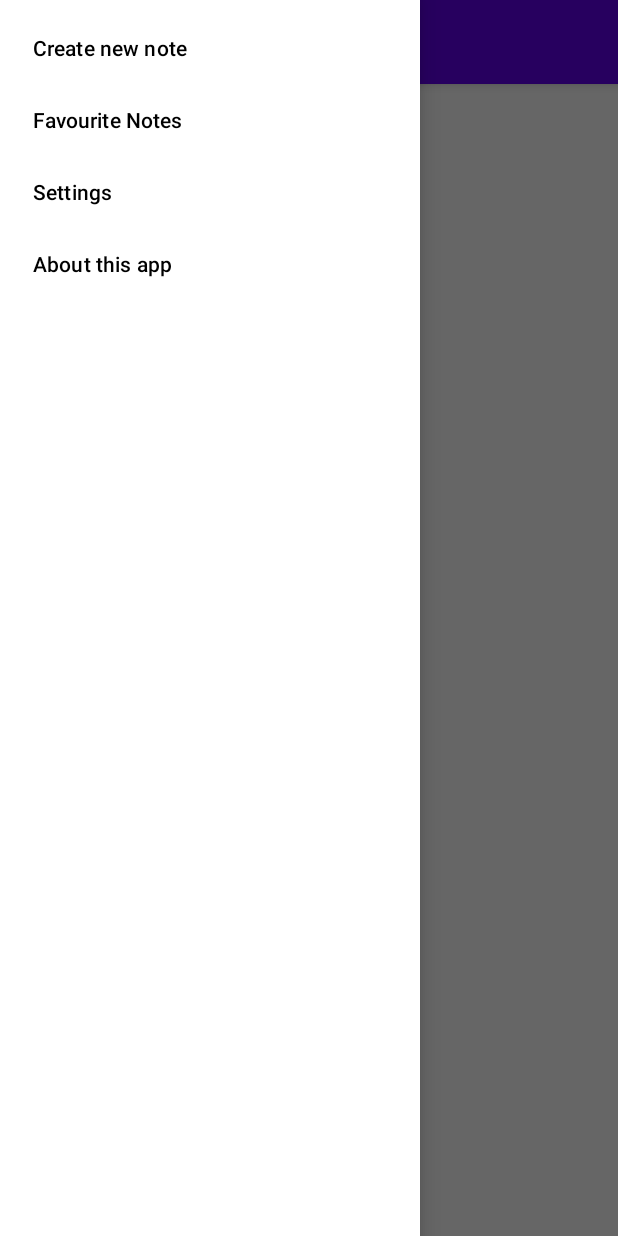
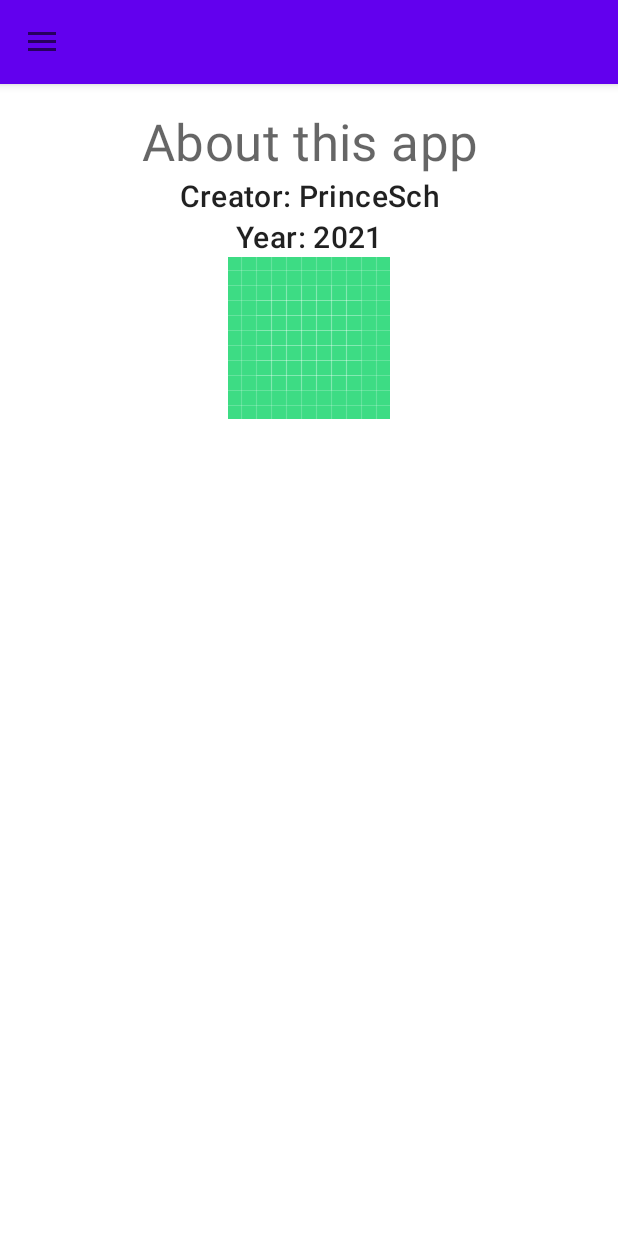
Before and after one commit to PrinceSch/MyNoteApp, an Android app: the screen it shows after launch (MainActivity), in the side drawer, after a tap on "About this app", on a phone screen of 412 x 824 dp. Run offline under Robolectric (Android 15) with nearby library versions, the phone set to English and light mode, and no system bars.

Commit message:
добавьте в боковое навигационное меню хотя бы один экран, например «Настройки» или «О приложении».

```diff
--- a/app/src/main/java/ru/geeekbrains/mynoteapp/MainActivity.java
+++ b/app/src/main/java/ru/geeekbrains/mynoteapp/MainActivity.java
@@ -5,6 +5,7 @@ import androidx.appcompat.app.ActionBar;
 import androidx.appcompat.app.ActionBarDrawerToggle;
 import androidx.appcompat.app.AppCompatActivity;
 import androidx.appcompat.widget.Toolbar;
+import androidx.core.view.GravityCompat;
 import androidx.drawerlayout.widget.DrawerLayout;
 
 import android.content.Intent;
@@ -15,6 +16,7 @@ import android.widget.Toast;
 import com.google.android.material.navigation.NavigationView;
 
 import ru.geeekbrains.mynoteapp.domain.Note;
+import ru.geeekbrains.mynoteapp.ui.AboutFragment;
 import ru.geeekbrains.mynoteapp.ui.NoteDetailActivity;
 import ru.geeekbrains.mynoteapp.ui.NoteDetailFragment;
 import ru.geeekbrains.mynoteapp.ui.NoteListFragment;
@@ -50,29 +52,38 @@ public class MainActivity extends AppCompatActivity implements NoteListFragment.
         drawerLayout.addDrawerListener(toggle);
         toggle.syncState();
 
+        getSupportFragmentManager()
+                .beginTransaction()
+                .add(R.id.notes_fragment, new NoteListFragment(), "NoteListFragment")
+                .commit();
+
         NavigationView navigationView = findViewById(R.id.menu_view);
         navigationView.setNavigationItemSelectedListener(new NavigationView.OnNavigationItemSelectedListener() {
             @Override
             public boolean onNavigationItemSelected(@NonNull MenuItem item) {
+                drawerLayout.closeDrawer(GravityCompat.START);
 
                 if(item.getItemId() == R.id.new_note){
                     Toast.makeText(getApplicationContext(), R.string.create_new_note, Toast.LENGTH_SHORT).show();
+                    return true;
                 } else if (item.getItemId() == R.id.favourites){
                     Toast.makeText(getApplicationContext(), R.string.favourite_notes, Toast.LENGTH_SHORT).show();
+                    return true;
                 } else if (item.getItemId() == R.id.settings){
                     Toast.makeText(getApplicationContext(), R.string.settings, Toast.LENGTH_SHORT).show();
+                    return true;
                 } else if (item.getItemId() == R.id.about){
-                    Toast.makeText(getApplicationContext(), R.string.about, Toast.LENGTH_SHORT).show();
+                    getSupportFragmentManager()
+                            .beginTransaction()
+                            .replace(R.id.notes_fragment, new AboutFragment(), "AboutFragment")
+                            .addToBackStack(null)
+                            .commit();
+                    return true;
                 }
 
                 return false;
             }
         });
-
-        getSupportFragmentManager()
-                .beginTransaction()
-                .add(R.id.notes_fragment, new NoteListFragment(), "NoteListFragment")
-                .commit();
     }
 
     @Override
--- /dev/null
+++ b/app/src/main/java/ru/geeekbrains/mynoteapp/ui/AboutFragment.java
@@ -0,0 +1,32 @@
+package ru.geeekbrains.mynoteapp.ui;
+
+import android.os.Bundle;
+
+import androidx.fragment.app.Fragment;
+
+import android.view.LayoutInflater;
+import android.view.View;
+import android.view.ViewGroup;
+
+import ru.geeekbrains.mynoteapp.R;
+
+
+public class AboutFragment extends Fragment {
+
+    public AboutFragment() {
+        // Required empty public constructor
+    }
+
+
+    @Override
+    public void onCreate(Bundle savedInstanceState) {
+        super.onCreate(savedInstanceState);
+    }
+
+    @Override
+    public View onCreateView(LayoutInflater inflater, ViewGroup container,
+                             Bundle savedInstanceState) {
+
+        return inflater.inflate(R.layout.fragment_about, container, false);
+    }
+}
--- /dev/null
+++ b/app/src/main/res/layout/fragment_about.xml
@@ -0,0 +1,36 @@
+<?xml version="1.0" encoding="utf-8"?>
+<LinearLayout xmlns:android="http://schemas.android.com/apk/res/android"
+    xmlns:tools="http://schemas.android.com/tools"
+    android:layout_width="match_parent"
+    android:layout_height="match_parent"
+    android:orientation="vertical"
+    android:padding="@dimen/default_padding"
+    tools:context=".ui.AboutFragment">
+
+    <TextView
+        android:layout_width="match_parent"
+        android:layout_height="wrap_content"
+        android:text="@string/about"
+        style="@style/TextAppearance.MaterialComponents.Headline4"
+        android:gravity="center"/>
+
+    <TextView
+        android:layout_width="match_parent"
+        android:layout_height="wrap_content"
+        android:text="@string/creator"
+        style="@style/TextAppearance.MaterialComponents.Headline6"
+        android:gravity="center"/>
+    <TextView
+        android:layout_width="match_parent"
+        android:layout_height="wrap_content"
+        android:text="@string/year"
+        style="@style/TextAppearance.MaterialComponents.Headline6"
+        android:gravity="center"/>
+
+    <ImageView
+        android:layout_width="match_parent"
+        android:layout_height="wrap_content"
+        android:contentDescription="@string/about"
+        android:src="@drawable/ic_launcher_background" />
+
+</LinearLayout>
--- a/app/src/main/res/values/strings.xml
+++ b/app/src/main/res/values/strings.xml
@@ -18,4 +18,7 @@
     <string name="favourite_notes">Favourite Notes</string>
     <string name="settings">Settings</string>
     <string name="about">About this app</string>
+    <string name="creator">Creator: PrinceSch</string>
+    <string name="year">Year: 2021</string>
+
 </resources>
```
